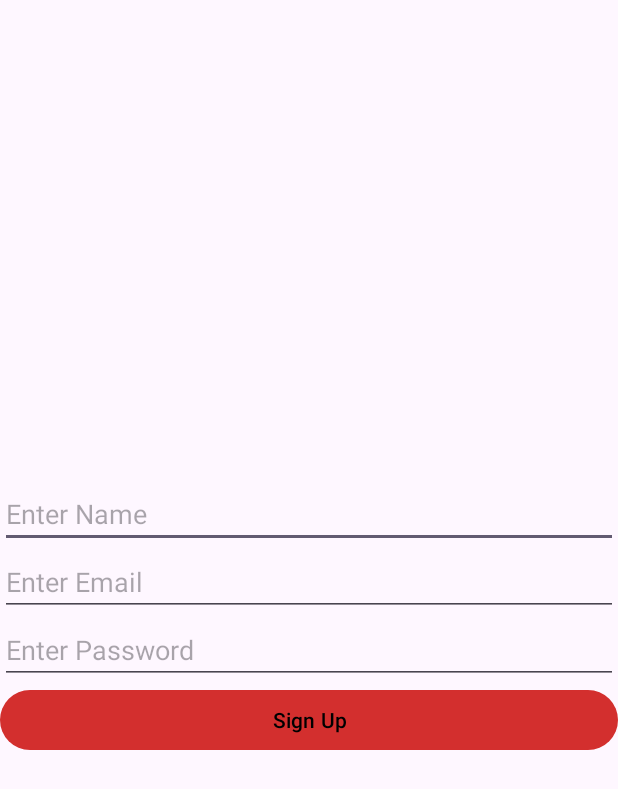
After one commit to Vanshikagup2206/DonorApp, an Android app: the RegisterActivity screen opened directly, with no data from a screen before it, on a phone screen of 412 x 824 dp. The commit adds this screen. Shown: the top 789 px of the screen. Run offline under Robolectric (Android 15) with nearby library versions, the phone set to English and light mode, and no system bars; our stand-ins replace Firebase (no records; nobody signed in at launch, a user with empty details on screens opened directly).

Commit message:
UserSignIn Commit

```diff
--- a/app/build.gradle
+++ b/app/build.gradle
@@ -2,6 +2,7 @@ plugins {
     id 'com.android.application'
     id 'org.jetbrains.kotlin.android'
     id 'kotlin-kapt'
+    id 'com.google.gms.google-services'
 }
 
 android {
@@ -42,6 +43,7 @@ dependencies {
     implementation 'androidx.constraintlayout:constraintlayout:2.1.3'
     implementation 'androidx.navigation:navigation-ui-ktx:2.7.7'
     implementation 'androidx.activity:activity:1.9.1'
+    implementation 'com.google.firebase:firebase-auth-ktx:23.2.0'
     testImplementation 'junit:junit:4.13.2'
     androidTestImplementation 'androidx.test.ext:junit:1.1.5'
     androidTestImplementation 'androidx.test.espresso:espresso-core:3.5.1'
@@ -53,5 +55,7 @@ dependencies {
     implementation("com.google.code.gson:gson:2.11.0")
     implementation 'com.github.bumptech.glide:glide:4.15.1'
     kapt 'com.github.bumptech.glide:compiler:4.15.1'
+    implementation(platform("com.google.firebase:firebase-bom:33.9.0"))
+    implementation("com.google.firebase:firebase-analytics")
 
 }
--- a/app/src/main/java/com/vanshika/donorapp/MainActivity.kt
+++ b/app/src/main/java/com/vanshika/donorapp/MainActivity.kt
@@ -6,12 +6,15 @@ import android.os.Bundle
 import androidx.navigation.NavController
 import androidx.navigation.findNavController
 import androidx.navigation.ui.AppBarConfiguration
+import com.google.firebase.auth.FirebaseAuth
 import com.vanshika.donorapp.databinding.ActivityMainBinding
 
 class MainActivity : AppCompatActivity() {
     var binding : ActivityMainBinding ?= null
     var navController : NavController ?= null
     var appBarConfiguration : AppBarConfiguration ?= null
+    var auth :FirebaseAuth?=null
+
     override fun onCreate(savedInstanceState: Bundle?) {
         super.onCreate(savedInstanceState)
         binding = ActivityMainBinding.inflate(layoutInflater)
@@ -28,5 +31,6 @@ class MainActivity : AppCompatActivity() {
             }
             return@setOnItemSelectedListener true
         }
+        auth=FirebaseAuth.getInstance()
     }
 }
--- /dev/null
+++ b/app/src/main/java/com/vanshika/donorapp/SignIn_LogIn/RegisterActivity.kt
@@ -0,0 +1,61 @@
+package com.vanshika.donorapp.SignIn_LogIn
+
+import android.content.Intent
+import android.os.Bundle
+import android.widget.RadioButton
+import android.widget.Toast
+import androidx.activity.enableEdgeToEdge
+import androidx.appcompat.app.AppCompatActivity
+import androidx.core.view.ViewCompat
+import androidx.core.view.WindowInsetsCompat
+import com.google.firebase.auth.FirebaseAuth
+import com.vanshika.donorapp.R
+import com.vanshika.donorapp.databinding.ActivityRegisterBinding
+
+class RegisterActivity : AppCompatActivity() {
+    var auth:FirebaseAuth ?= null
+    var registerBinding:ActivityRegisterBinding?=null
+    override fun onCreate(savedInstanceState: Bundle?) {
+        super.onCreate(savedInstanceState)
+        enableEdgeToEdge()
+        registerBinding=ActivityRegisterBinding.inflate(layoutInflater)
+        setContentView(registerBinding?.root)
+        ViewCompat.setOnApplyWindowInsetsListener(findViewById(R.id.main)) { v, insets ->
+            val systemBars = insets.getInsets(WindowInsetsCompat.Type.systemBars())
+            v.setPadding(systemBars.left, systemBars.top, systemBars.right, systemBars.bottom)
+            insets
+        }
+
+        auth = FirebaseAuth.getInstance()
+
+        registerBinding?.btnSignup?.setOnClickListener {
+            val name = registerBinding?.etName?.text.toString()
+            val email = registerBinding?.etEmail?.text.toString()
+            val password= registerBinding?.etPassword?.text.toString()
+
+            if (name.isNotEmpty() && email.isNotEmpty() && password.isNotEmpty()) {
+                    registerUser(email, password)
+                } else {
+                    Toast.makeText(this, "Fill all Fields", Toast.LENGTH_LONG).show()
+                }
+            }
+        }
+    private fun registerUser(email:String,password:String){
+        auth?.createUserWithEmailAndPassword(email,password)?.addOnCompleteListener(this){task ->
+            if(task.isSuccessful){
+                Toast.makeText(this,"User Register with ${auth?.currentUser?.email}",
+                    Toast.LENGTH_LONG).show()
+                startActivity(Intent(this,LogInActivity::class.java))
+                finish()
+            }else{
+                Toast.makeText(
+                    this,
+                    "SignUp Failed :${task.exception?.message}",
+                    Toast.LENGTH_SHORT
+                ).show()
+
+            }
+        }
+
+    }
+}
--- /dev/null
+++ b/app/src/main/res/layout/activity_register.xml
@@ -0,0 +1,47 @@
+<?xml version="1.0" encoding="utf-8"?>
+<androidx.constraintlayout.widget.ConstraintLayout xmlns:android="http://schemas.android.com/apk/res/android"
+    xmlns:app="http://schemas.android.com/apk/res-auto"
+    xmlns:tools="http://schemas.android.com/tools"
+    android:id="@+id/main"
+    android:layout_width="match_parent"
+    android:layout_height="match_parent"
+    tools:context=".SignIn_LogIn.RegisterActivity">
+
+    <LinearLayout
+        android:layout_width="match_parent"
+        android:layout_height="wrap_content"
+        android:orientation="vertical"
+        app:layout_constraintTop_toTopOf="parent"
+        app:layout_constraintBottom_toBottomOf="parent"
+        android:layout_marginVertical="40dp">
+        <EditText
+            android:id="@+id/etName"
+            android:layout_width="match_parent"
+            android:layout_height="wrap_content"
+            android:hint="Enter Name" />
+
+        <EditText
+            android:id="@+id/etEmail"
+            android:layout_width="match_parent"
+            android:layout_height="wrap_content"
+            android:hint="Enter Email"
+            android:inputType="textEmailAddress" />
+
+
+
+        <EditText
+            android:id="@+id/etPassword"
+            android:layout_width="match_parent"
+            android:layout_height="wrap_content"
+            android:hint="Enter Password"
+            android:inputType="textPassword" />
+        <Button
+            android:id="@+id/btnSignup"
+            android:layout_width="match_parent"
+            android:layout_height="wrap_content"
+            android:text="Sign Up" />
+    </LinearLayout>
+
+
+
+</androidx.constraintlayout.widget.ConstraintLayout>
--- /dev/null
+++ b/app/src/main/res/values-night/strings.xml
@@ -0,0 +1,5 @@
+<?xml version="1.0" encoding="utf-8"?>
+<resources>
+    <string name="SignIn">SignIn</string>
+    <string name="Register">Register</string>
+</resources>
--- a/app/src/main/res/values/strings.xml
+++ b/app/src/main/res/values/strings.xml
@@ -34,4 +34,6 @@
     <string name="filter">Filter</string>
     <string name="recipients_list">Recipients List</string>
     <string name="emergency_request">Emergency Request</string>
+    <string name="SignIn">SignIn</string>
+    <string name="Register">Register</string>
 </resources>
--- a/build.gradle
+++ b/build.gradle
@@ -3,4 +3,5 @@ plugins {
     id 'com.android.application' version '8.0.0' apply false
     id 'com.android.library' version '8.0.0' apply false
     id 'org.jetbrains.kotlin.android' version '1.8.0' apply false
+    id("com.google.gms.google-services") version "4.4.2" apply false
 }
```
Also changed, not shown: app/src/main/AndroidManifest.xml (+9 -0 lines), app/src/main/java/com/vanshika/donorapp/SignIn_LogIn/LogInActivity.kt (added, +57 -0 lines), app/src/main/java/com/vanshika/donorapp/SignIn_LogIn/SignInActivity.kt (added, +40 -0 lines), app/src/main/res/layout/activity_log_in.xml (added, +37 -0 lines), app/src/main/res/layout/activity_sign_in.xml (added, +36 -0 lines), gradle/wrapper/gradle-wrapper.properties, 4 other files.
